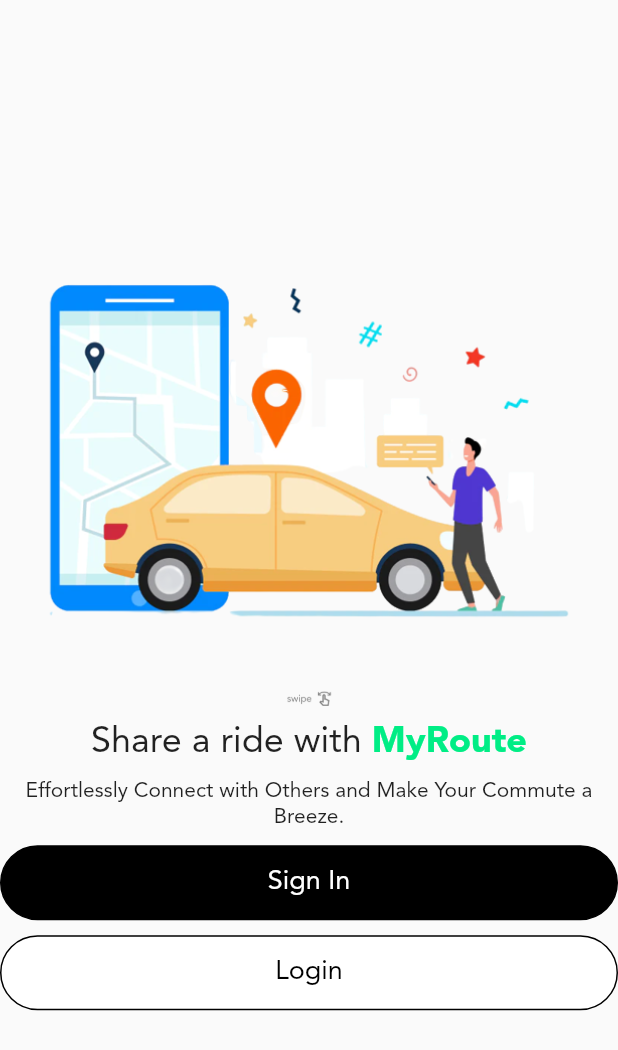
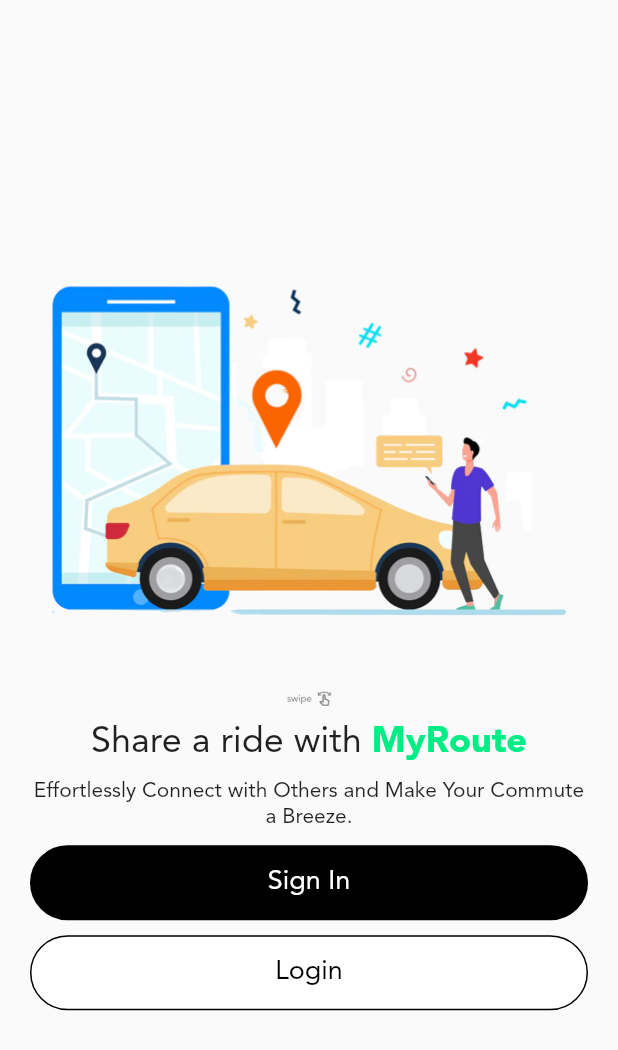
Before and after one commit to quadextech/My-Route, a Flutter app: the OnBoarddinngScreeen screen opened directly, on a phone screen of 412 x 824 dp. Shown: the top 1050 px of the screen. Run offline on Flutter 3.47's test engine with Material 2 defaults, Android fonts, the phone set to English and light mode, and no system bars; our stand-ins replace flutter_svg.

Commit message:
onboarding padding

```diff
--- a/lib/features/onboarding/onboarding.dart
+++ b/lib/features/onboarding/onboarding.dart
@@ -15,7 +15,9 @@ class _OnBoarddinngScreeenState extends State<OnBoarddinngScreeen> {
   @override
   Widget build(BuildContext context) {
     return Scaffold(
-      body: Column(
+      body: Padding(
+        padding: const EdgeInsets.all(20.0),
+        child: Column(
           mainAxisAlignment: MainAxisAlignment.center,
           children: [
             const SizedBox(
@@ -89,6 +91,7 @@ class _OnBoarddinngScreeenState extends State<OnBoarddinngScreeen> {
             ),
           ],
         ),
+      ),
     );
   }
 }
--- a/lib/main.dart
+++ b/lib/main.dart
@@ -1,5 +1,7 @@
 import 'package:flutter/material.dart';
 import 'package:myroute/features/PassengerBookingFlow/view/BottomNavigatorBar.dart';
+import 'package:myroute/features/Splash/views/Slash.dart';
+import 'package:myroute/features/registration/Forotten_password/views/forgotten_password.dart';
 
 void main() {
   runApp(const MyApp());
@@ -17,7 +19,7 @@ class MyApp extends StatelessWidget {
         primarySwatch: Colors.blue,
         fontFamily: "Avenir",
       ),
-      home: BottomNav(),
+      home: ForgetPassword(),
     );
   }
 }
--- a/pubspec.yaml
+++ b/pubspec.yaml
@@ -37,6 +37,9 @@ dependencies:
   # Use with the CupertinoIcons class for iOS style icons.
   cupertino_icons: ^1.0.2
   flutter_svg: ^1.1.6
+
+  flutter_animate: ^4.2.0+1
+  flutter_screenutil: ^5.9.0
 
 dev_dependencies:
   flutter_test:
```
Also changed, not shown: assets/images/43023 1 (1).png (added), assets/images/43023 1 (2).png (added), assets/images/43023 1.png (added), assets/images/66124 2.png (added), assets/images/Wavy_Trv-01_Single-12 1.png (added), assets/images/happy-businessman-earning-money-illustration_74855-5522 1.png (added), assets/images/map.png (added), assets/images/routine.png (added), pubspec.lock, 2 other files. Lines whose indentation alone changed are shown as unchanged.
